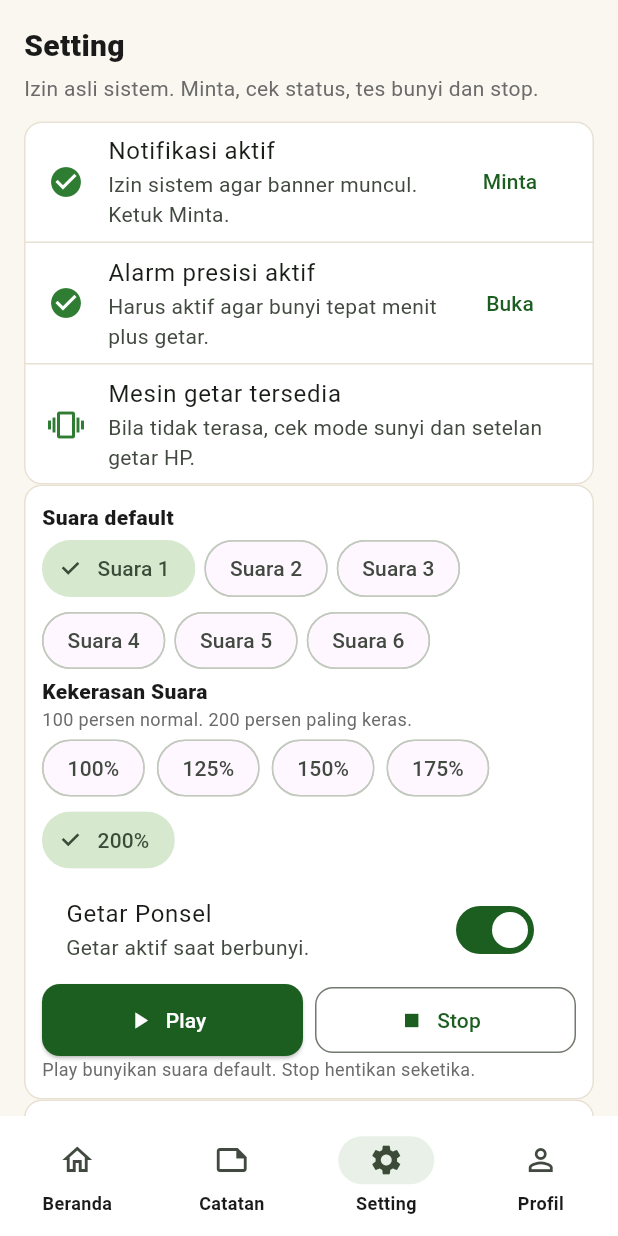
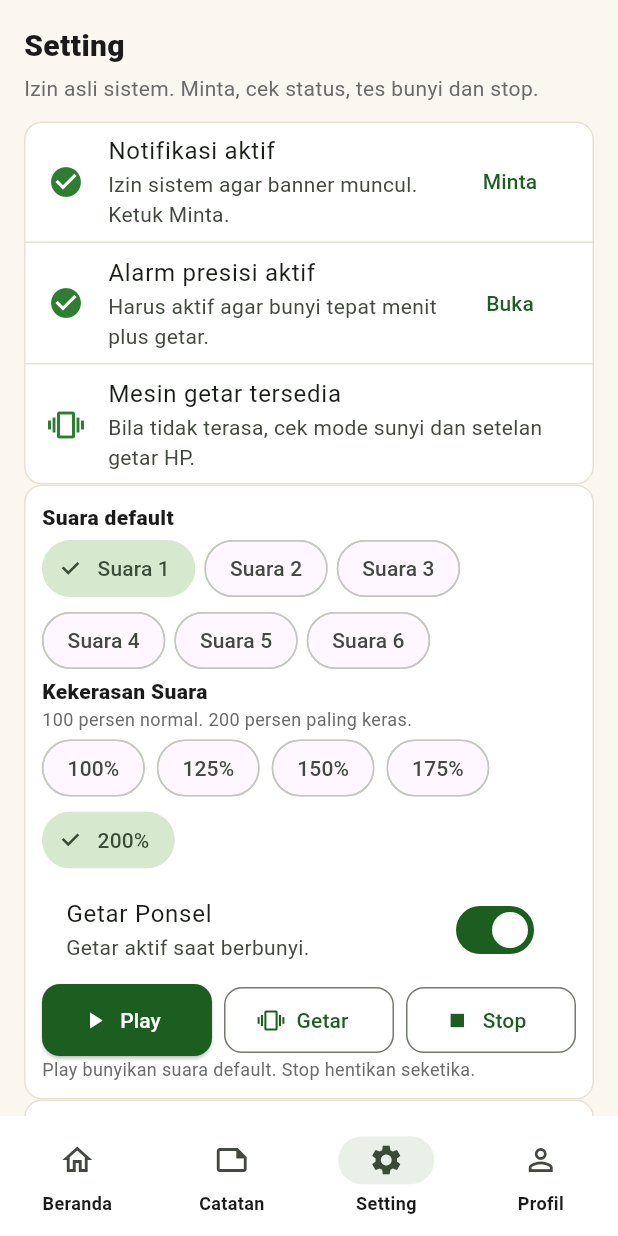
Before and after one commit to dextryayers/jogoloyo, a Flutter app: the SettingTab screen opened by its route, after a tap on "Stop", on a phone screen of 412 x 824 dp. Run offline on Flutter 3.47's test engine with Material 3 defaults, Android fonts, the phone set to English and light mode, and no system bars; our stand-ins replace drift, flutter_riverpod, flutter_secure_storage, go_router, image_picker, share_plus and 2 more; missing offline and left inert: image_gallery_saver_plus; accounts and stored records are empty; generated files the repository leaves out were written again.

```diff
--- a/lib/features/setting/setting_tab.dart
+++ b/lib/features/setting/setting_tab.dart
@@ -151,6 +151,15 @@ class _State extends ConsumerState<SettingTab> {
                        const SizedBox(width: 8),
                        Expanded(
                          child: OutlinedButton.icon(
+                           onPressed: () => AlarmService().test('info',
+                               sound: _sound, level: _level, vibrate: true),
+                           icon: const Icon(Icons.vibration),
+                           label: const Text('Getar'),
+                         ),
+                       ),
+                       const SizedBox(width: 8),
+                       Expanded(
+                         child: OutlinedButton.icon(
                            onPressed: () => AlarmService().stopSound(),
                            icon: const Icon(Icons.stop),
                            label: const Text('Stop'),
```
Also changed, not shown: lib/features/notes/notes_tab.dart (+8 -2 lines). Lines whose indentation alone changed are shown as unchanged.
